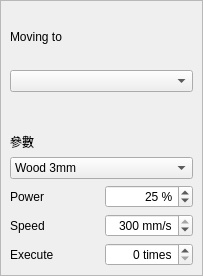
Qt form src/widgets/panels/layer-params-panel.ui (flux3dp/swiftray) before a commit.
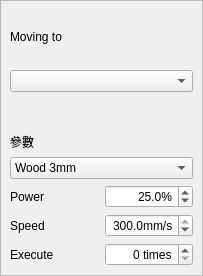
The same form after that commit.

Commit message: change layer speed and power to double

```diff
--- a/src/widgets/panels/layer-params-panel.ui
+++ b/src/widgets/panels/layer-params-panel.ui
@@ -149,21 +149,27 @@
           </widget>
          </item>
          <item>
-          <widget class="QSpinBox" name="powerSpinBox">
-           <property name="enabled">
-            <bool>true</bool>
-           </property>
+          <widget class="QDoubleSpinBox" name="powerSpinBox">
            <property name="alignment">
             <set>Qt::AlignRight|Qt::AlignTrailing|Qt::AlignVCenter</set>
            </property>
+           <property name="prefix">
+            <string/>
+           </property>
            <property name="suffix">
-            <string> %</string>
+            <string>%</string>
+           </property>
+           <property name="decimals">
+            <number>1</number>
            </property>
            <property name="maximum">
-            <number>100</number>
+            <double>100.000000000000000</double>
+           </property>
+           <property name="singleStep">
+            <double>0.100000000000000</double>
            </property>
            <property name="value">
-            <number>25</number>
+            <double>25.000000000000000</double>
            </property>
           </widget>
          </item>
@@ -179,18 +185,24 @@
           </widget>
          </item>
          <item>
-          <widget class="QSpinBox" name="speedSpinBox">
+          <widget class="QDoubleSpinBox" name="speedSpinBox">
            <property name="alignment">
             <set>Qt::AlignRight|Qt::AlignTrailing|Qt::AlignVCenter</set>
            </property>
            <property name="suffix">
-            <string> mm/s</string>
+            <string>mm/s</string>
+           </property>
+           <property name="decimals">
+            <number>1</number>
            </property>
            <property name="maximum">
-            <number>300</number>
+            <double>300.000000000000000</double>
+           </property>
+           <property name="singleStep">
+            <double>0.100000000000000</double>
            </property>
            <property name="value">
-            <number>300</number>
+            <double>300.000000000000000</double>
            </property>
           </widget>
          </item>
```
The commit also changes 8 other files.
